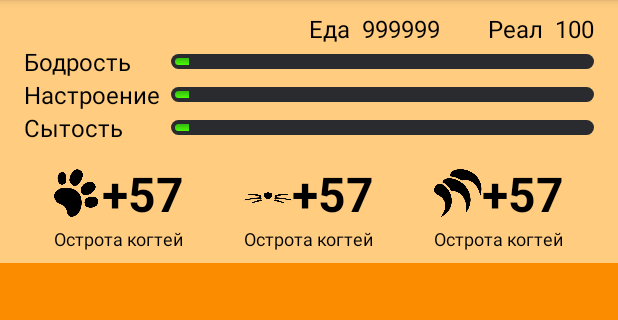
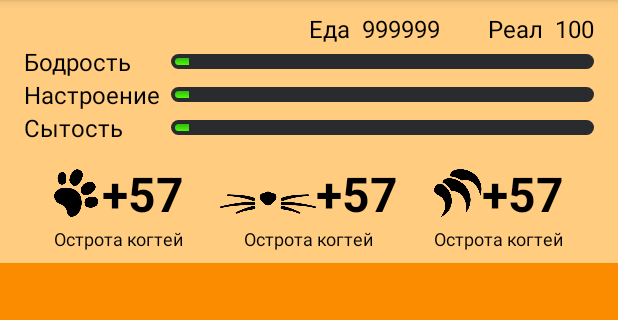
Before and after one commit to frommiass/CatInLove, an Android app: the screen it shows after launch (MainActivity), on a phone screen of 412 x 824 dp, the part 84-404 px from its top. Run offline under Robolectric (Android 15) with nearby library versions, the phone set to English and light mode, and no system bars; our stand-ins replace ButterKnife; libraries missing offline, so code that uses them is left out: com.jakewharton.rxrelay, rx.subscriptions; 25 statements that could not run were skipped.

Commit message:
fix little

```diff
--- a/app/src/main/java/com/grino/catinlove/fragments/MainFragment.java
+++ b/app/src/main/java/com/grino/catinlove/fragments/MainFragment.java
@@ -45,8 +45,8 @@ public class MainFragment
         Resources res = getResources();
         ViewPagerAdapter adapter = new ViewPagerAdapter(getFragmentManager());
         adapter.addFragment(new ActionsFragment(), res, DO.RELAX);
+        adapter.addFragment(new ActionsFragment(), res, DO.EAT);
         adapter.addFragment(new ActionsFragment(), res, DO.PLAY);
-        adapter.addFragment(new ActionsFragment(), res, DO.EAT);
         adapter.addFragment(new ActionsFragment(), res, DO.HUNT);
         adapter.addFragment(new ActionsFragment(), res, DO.CREATE);
         viewPager.setAdapter(adapter);
--- a/app/src/main/res/layout/layout_attribute.xml
+++ b/app/src/main/res/layout/layout_attribute.xml
@@ -13,10 +13,9 @@
         android:gravity="center">
 
         <ImageView
-            android:layout_width="32dp"
+            android:layout_width="wrap_content"
             android:layout_height="32dp"
             android:id="@+id/attribute_icon"
-            android:src="@drawable/claws"
             android:adjustViewBounds="true"
             android:layout_gravity="center"/>
 
--- a/app/src/main/res/values/strings.xml
+++ b/app/src/main/res/values/strings.xml
@@ -11,7 +11,7 @@
     <string name="resource_real">Реал</string>
 
     <string name="attribute_mustache">Длина усов</string>
-    <string name="attribute_paws">Пушистость лапок</string>
+    <string name="attribute_paws">Мягкость лапок</string>
     <string name="attribute_claws">Острота когтей</string>
 
     <string name="msg_deadly_warning">Осталось жить ходов: </string>
```
